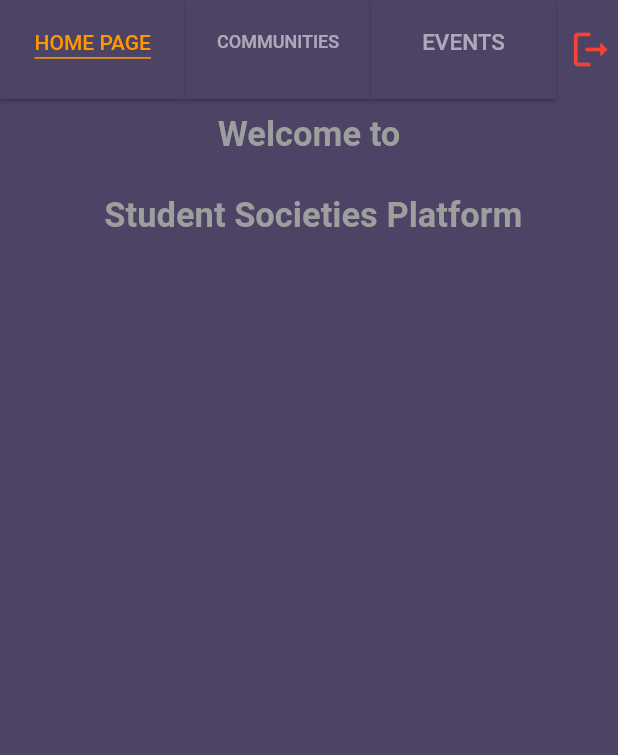
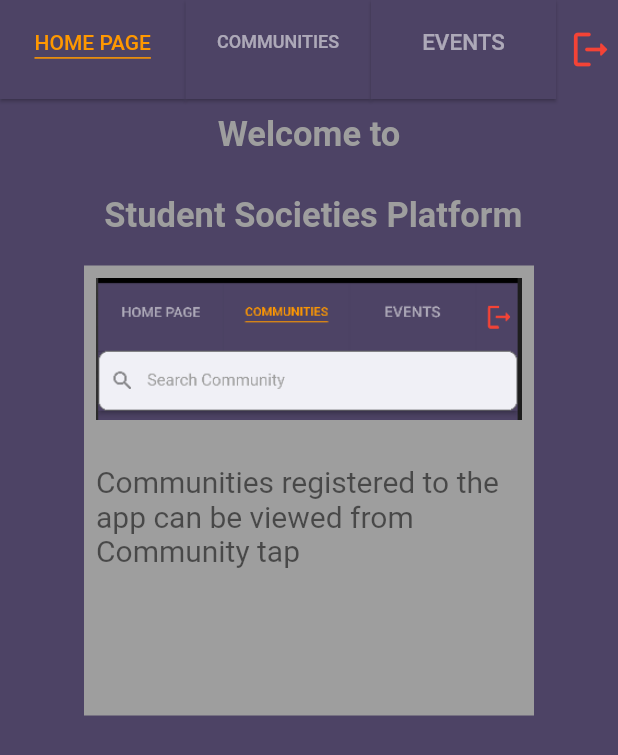
Before and after one commit to yusufaktog/Student_Societies_Platform, a Flutter app: the AuthorizedUserPage screen opened by its route, after a tap on "HOME PAGE", on a phone screen of 412 x 824 dp. Shown: the top 755 px of the screen. Run offline on Flutter 3.47's test engine with Material 2 defaults, Android fonts, the phone set to English and light mode, and no system bars; our stand-ins replace cloud_firestore, firebase_auth, firebase_core, firebase_storage, flutter_datetime_picker, font_awesome_flutter and 1 more; accounts and stored records are empty.

Commit message:
information catalogs added to homepage

```diff
--- a/lib/constants.dart
+++ b/lib/constants.dart
@@ -3,6 +3,7 @@ import 'dart:ui';
 import 'package:firebase_core/firebase_core.dart';
 import 'package:flutter/cupertino.dart';
 import 'package:flutter/material.dart';
+import 'package:flutter/painting.dart';
 import 'package:grad_project/pages/authorized_user.dart';
 import 'package:grad_project/pages/communities.dart';
 import 'package:grad_project/pages/community_registration_page.dart';
@@ -38,3 +39,42 @@ const FirebaseOptions firebaseConfig = FirebaseOptions(
   messagingSenderId: "228608292447",
   appId: "1:228608292447:web:0fba8a4f254b34fae18dea",
 );
+Widget informationCatalog1 = Column(
+  children: [
+    Image.asset("assets/images/communities.png"),
+    const SizedBox(height: 30),
+    Text(
+      "Communities registered to the app can be viewed from Community tap ",
+      overflow: TextOverflow.ellipsis,
+      maxLines: 3,
+      style: const TextStyle(fontSize: 20, color: Colors.black54, fontWeight: FontWeight.normal),
+      key: UniqueKey(),
+    )
+  ],
+);
+Widget informationCatalog2 = Column(
+  children: [
+    Image.asset("assets/images/events.PNG"),
+    const SizedBox(height: 30),
+    Text(
+      "All the events created by communities can be viewed from the Events tap",
+      overflow: TextOverflow.ellipsis,
+      maxLines: 3,
+      style: const TextStyle(fontSize: 20, color: Colors.black54, fontWeight: FontWeight.normal),
+      key: UniqueKey(),
+    )
+  ],
+);
+Widget informationCatalog3 = Column(
+  children: [
+    Image.asset("assets/images/createEvent.png"),
+    const SizedBox(height: 30),
+    Text(
+      "Community Account owners can create Events by using clicking on this button",
+      overflow: TextOverflow.ellipsis,
+      maxLines: 3,
+      style: const TextStyle(fontSize: 20, color: Colors.black54, fontWeight: FontWeight.normal),
+      key: UniqueKey(),
+    )
+  ],
+);
--- a/lib/customized_builders/custom_builder.dart
+++ b/lib/customized_builders/custom_builder.dart
@@ -187,7 +187,14 @@ class _CommunityCardState extends State<CommunityCard> {
               flex: 5,
               child: Column(
                 children: <Widget>[
-                  Text(widget.community.communityName),
+                  Text(widget.community.communityName,
+                      textAlign: TextAlign.center,
+                      overflow: TextOverflow.ellipsis,
+                      maxLines: 2,
+                      style: const TextStyle(
+                        fontSize: 20,
+                        fontWeight: FontWeight.bold,
+                      )),
                   const SizedBox(
                     height: 15,
                   ),
@@ -195,9 +202,11 @@ class _CommunityCardState extends State<CommunityCard> {
                     padding: const EdgeInsets.symmetric(horizontal: 40.0),
                     child: Text(
                       widget.community.description,
+                      overflow: TextOverflow.ellipsis,
+                      maxLines: 3,
                       textAlign: TextAlign.center,
                       style: const TextStyle(
-                        fontSize: 15,
+                        fontSize: 16,
                         fontWeight: FontWeight.normal,
                       ),
                     ),
@@ -214,6 +223,7 @@ class _CommunityCardState extends State<CommunityCard> {
 
 class EventCard extends StatefulWidget {
   final CommunityEvent event;
+
   const EventCard({Key? key, required this.event}) : super(key: key);
 
   @override
@@ -237,19 +247,25 @@ class _EventCardState extends State<EventCard> {
               flex: 5,
               child: Column(
                 children: <Widget>[
-                  Text(widget.event.name ?? "default"),
+                  Text(widget.event.name ?? "default",
+                      overflow: TextOverflow.ellipsis,
+                      maxLines: 2,
+                      style: const TextStyle(
+                        fontSize: 25,
+                        fontWeight: FontWeight.normal,
+                      )),
                   const SizedBox(
                     height: 15,
                   ),
                   Padding(
-                    padding: const EdgeInsets.symmetric(horizontal: 40.0),
+                    padding: const EdgeInsets.symmetric(horizontal: 30.0, vertical: 8.0),
                     child: Text(
                       widget.event.description ?? "default",
                       maxLines: 3,
                       overflow: TextOverflow.ellipsis,
                       textAlign: TextAlign.center,
                       style: const TextStyle(
-                        fontSize: 15,
+                        fontSize: 16,
                         fontWeight: FontWeight.normal,
                       ),
                     ),
--- a/lib/pages/authorized_user.dart
+++ b/lib/pages/authorized_user.dart
@@ -1,8 +1,10 @@
+import 'dart:async';
 import 'dart:ui';
 
 import 'package:firebase_auth/firebase_auth.dart';
 import 'package:flutter/cupertino.dart';
 import 'package:flutter/material.dart';
+import 'package:flutter/painting.dart';
 import 'package:grad_project/customized_builders/custom_builder.dart';
 
 import '../constants.dart';
@@ -18,21 +20,63 @@ class AuthorizedUserPage extends StatefulWidget {
 }
 
 class _AuthorizedUserPageState extends State<AuthorizedUserPage> {
+  final List<Widget> _catalogs = List.of({informationCatalog1, informationCatalog2, informationCatalog3});
+
   @override
   Widget build(BuildContext context) {
     return SafeArea(
       child: Scaffold(
         backgroundColor: mainBackGroundColor,
         appBar: buildPreferredSize(context, this, true, false, false),
-        body: Column(
-          children: const [
-            SizedBox(height: 10.0),
-            Center(
-                child: Text("Welcome to\n\n Student Societies Platform",
-                    textAlign: TextAlign.center, style: TextStyle(fontSize: 23, color: Colors.grey, fontWeight: FontWeight.bold)))
-          ],
+        body: SingleChildScrollView(
+          child: Column(
+            mainAxisAlignment: MainAxisAlignment.start,
+            children: [
+              const SizedBox(height: 10.0),
+              const Center(
+                child: Text(
+                  "Welcome to\n\n Student Societies Platform",
+                  textAlign: TextAlign.center,
+                  style: TextStyle(fontSize: 23, color: Colors.grey, fontWeight: FontWeight.bold),
+                ),
+              ),
+              const SizedBox(height: 20.0),
+              AnimatedSwitcher(
+                duration: const Duration(milliseconds: 200),
+                child: Container(
+                    width: 300,
+                    height: 300,
+                    color: Colors.grey, //Colors.greenAccent,
+                    child: Padding(
+                      padding: const EdgeInsets.all(8.0),
+                      child: _catalogs[_index % _catalogs.length],
+                    )),
+              ),
+            ],
+          ),
         ),
       ),
     );
   }
+
+  late final Timer timer;
+
+  int _index = 0;
+
+  @override
+  void initState() {
+    super.initState();
+
+    timer = Timer.periodic(const Duration(seconds: 3), (timer) {
+      setState(() {
+        _index++;
+      });
+    });
+  }
+
+  @override
+  void dispose() {
+    timer.cancel();
+    super.dispose();
+  }
 }
--- a/lib/service/crud_service/community_service.dart
+++ b/lib/service/crud_service/community_service.dart
@@ -36,8 +36,6 @@ class CommunityService {
         unFollow(community.id, userId);
       }
     });
-
-    print('followers updated');
   }
 
   follow(String communityId, String userId) async {
--- a/lib/validators/input_validator.dart
+++ b/lib/validators/input_validator.dart
@@ -2,13 +2,10 @@ class InputValidator {
   static isValidStudentId(String studentId) {
     bool flag = true;
     if (studentId.length != 9) {
-      print("student id length must be exactly 9");
       flag = false;
     }
 
     if (studentId.startsWith('-')) {
-      print("student id length most be positive!");
-
       flag = false;
     }
 
```
Also changed, not shown: assets/images/communities.png (added), assets/images/createEvent.png (added), assets/images/events.PNG (added).
